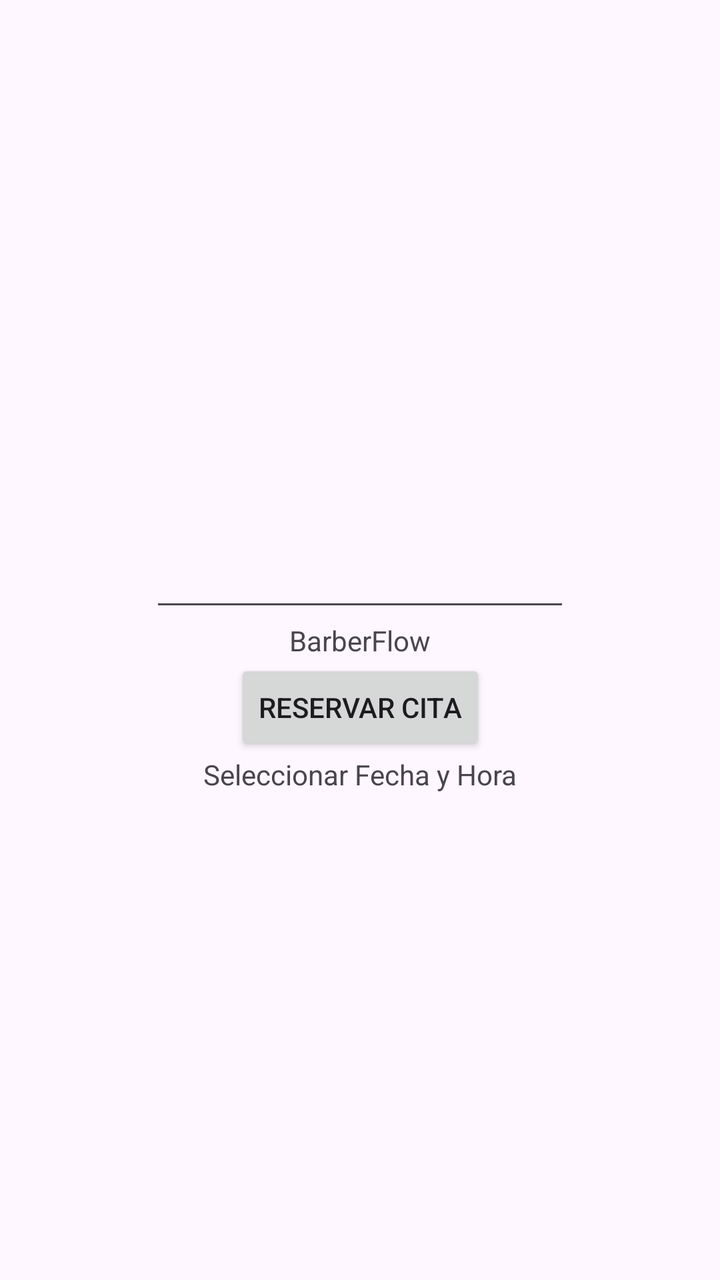
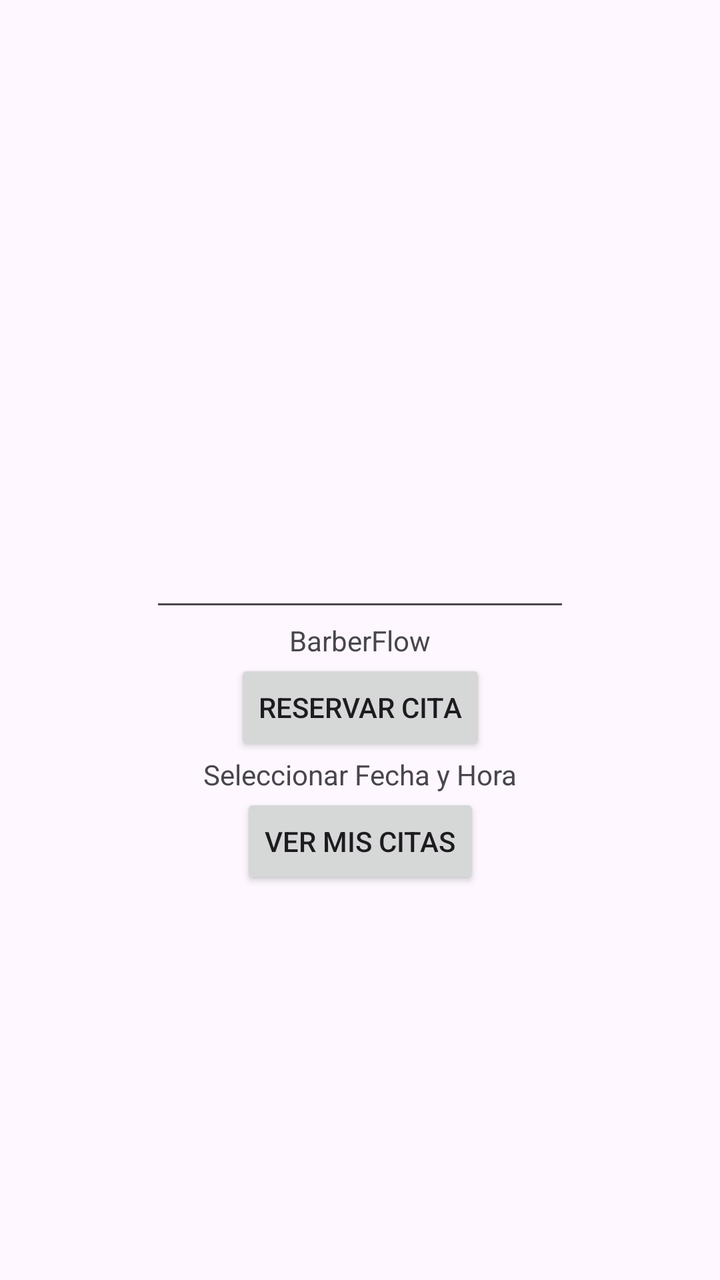

Compare the two renders of this Android layout. The source of the first and the diff that turns it into the second are given below.
<!-- AndroidManifest.xml: application theme Theme.BarberFlow -->
<!-- res/layout/activity_main.xml -->
<?xml version="1.0" encoding="utf-8"?>
<androidx.constraintlayout.widget.ConstraintLayout xmlns:android="http://schemas.android.com/apk/res/android"
    xmlns:app="http://schemas.android.com/apk/res-auto"
    xmlns:tools="http://schemas.android.com/tools"
    android:id="@+id/main"
    android:layout_width="match_parent"
    android:layout_height="match_parent"
    tools:context=".MainActivity">

    <TextView
        android:id="@+id/tv_titulo"
        android:layout_width="wrap_content"
        android:layout_height="wrap_content"
        android:text="BarberFlow"
        app:layout_constraintBottom_toBottomOf="parent"
        app:layout_constraintEnd_toEndOf="parent"
        app:layout_constraintStart_toStartOf="parent"
        app:layout_constraintTop_toTopOf="parent" />

    <Button
        android:id="@+id/btn_reservar"
        android:layout_width="wrap_content"
        android:layout_height="wrap_content"
        android:text="Reservar Cita"
        app:layout_constraintEnd_toEndOf="parent"
        app:layout_constraintStart_toStartOf="parent"
        app:layout_constraintTop_toBottomOf="@+id/tv_titulo" />

    <EditText
        android:id="@+id/et_cliente"
        android:layout_width="wrap_content"
        android:layout_height="wrap_content"
        android:ems="10"
        android:inputType="number"
        app:layout_constraintBottom_toTopOf="@+id/tv_titulo"
        app:layout_constraintEnd_toEndOf="parent"
        app:layout_constraintStart_toStartOf="parent" />

    <TextView
        android:id="@+id/tv_FechaYHora"
        android:layout_width="wrap_content"
        android:layout_height="wrap_content"
        android:text="Seleccionar Fecha y Hora"
        app:layout_constraintEnd_toEndOf="parent"
        app:layout_constraintStart_toStartOf="parent"
        app:layout_constraintTop_toBottomOf="@+id/btn_reservar" />

    <Spinner
        android:id="@+id/spinner_barbero"
        android:layout_width="409dp"
        android:layout_height="wrap_content"
        app:layout_constraintBottom_toTopOf="@+id/et_cliente"
        tools:layout_editor_absoluteX="1dp" />

    <Spinner
        android:id="@+id/spinner_servicio"
        android:layout_width="409dp"
        android:layout_height="wrap_content"
        app:layout_constraintBottom_toTopOf="@+id/spinner_barbero"
        tools:layout_editor_absoluteX="1dp" />

</androidx.constraintlayout.widget.ConstraintLayout>
<!-- resources referenced by this layout -->
<resources>
  <style name="Theme.BarberFlow" parent="Base.Theme.BarberFlow" />
  <style name="Base.Theme.BarberFlow" parent="Theme.Material3.DayNight.NoActionBar">
          
          
      </style>
</resources>

<!-- the commit's change to res/layout/activity_main.xml (unified diff, before → after) -->
@@ -59,4 +59,13 @@
         app:layout_constraintBottom_toTopOf="@+id/spinner_barbero"
         tools:layout_editor_absoluteX="1dp" />
 
+    <Button
+        android:id="@+id/btn_ver_historial"
+        android:layout_width="wrap_content"
+        android:layout_height="wrap_content"
+        android:text="Ver mis citas"
+        app:layout_constraintEnd_toEndOf="parent"
+        app:layout_constraintStart_toStartOf="parent"
+        app:layout_constraintTop_toBottomOf="@+id/tv_FechaYHora" />
+
 </androidx.constraintlayout.widget.ConstraintLayout>
